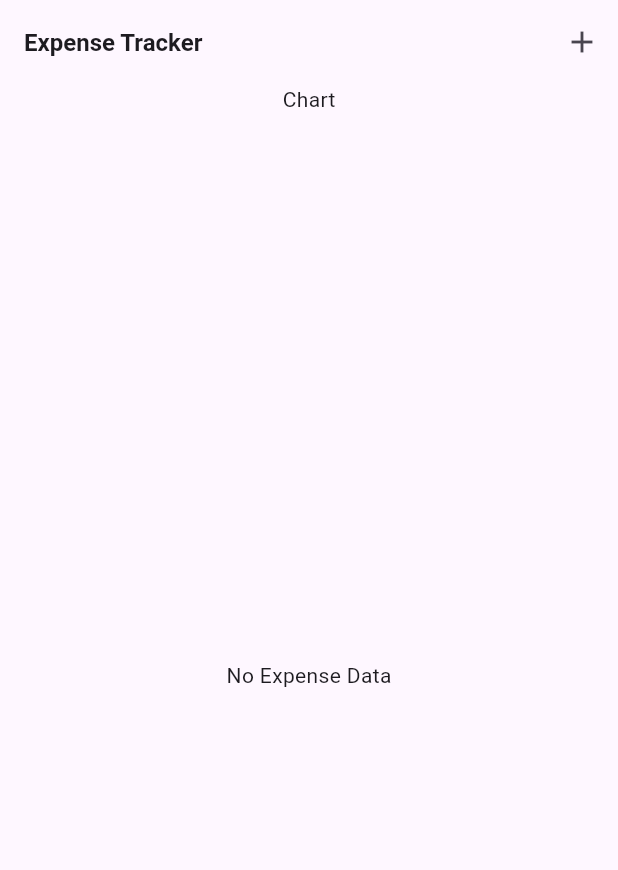
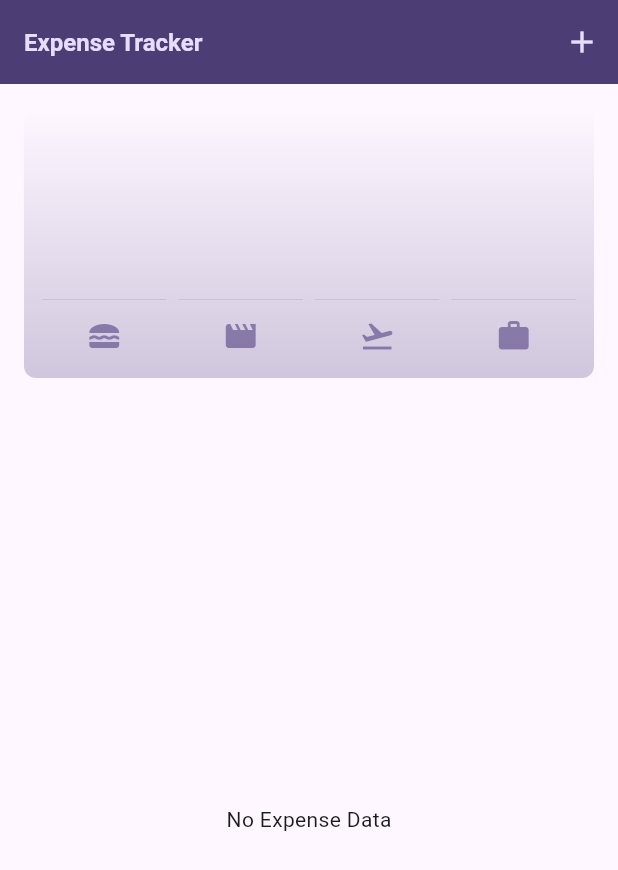
Before and after one commit to amaljithkthomas/expense_tracker, a Flutter app: the screen it shows after launch, on a phone screen of 412 x 824 dp. Shown: the top 870 px of the screen. Run offline on Flutter 3.47's test engine with Material 3 defaults, Android fonts, the phone set to English and light mode, and no system bars.

Commit message:
expense tracker completed

```diff
--- /dev/null
+++ b/lib/constants.dart
@@ -0,0 +1,11 @@
+import 'package:flutter/material.dart';
+
+class Constants {
+  static final ColorScheme cScheme = ColorScheme.fromSeed(
+    seedColor: const Color.fromARGB(255, 96, 59, 181),
+  );
+  static final ColorScheme cDarkScheme = ColorScheme.fromSeed(
+    brightness: Brightness.dark,
+    seedColor: const Color.fromARGB(255, 5, 99, 125),
+  );
+}
--- a/lib/expenses.dart
+++ b/lib/expenses.dart
@@ -1,3 +1,4 @@
+import 'package:expense_tracker/widget/chart.dart';
 import 'package:expense_tracker/widget/expense_list.dart';
 import 'package:expense_tracker/model/expense_model.dart';
 import 'package:expense_tracker/widget/new_expense.dart';
@@ -45,6 +46,7 @@ class _ExpenseState extends State<Expense> {
     setState(() {
       expenseList.remove(expenseModel);
     });
+    ScaffoldMessenger.of(context).clearSnackBars();
     ScaffoldMessenger.of(context).showSnackBar(
       SnackBar(
         duration: const Duration(seconds: 4),
@@ -66,10 +68,10 @@ class _ExpenseState extends State<Expense> {
       appBar: AppBar(
         title: const Text(
           'Expense Tracker',
-          style: TextStyle(
-            fontWeight: FontWeight.bold,
-            fontSize: 16,
-          ),
+          // style: TextStyle(
+          //   fontWeight: FontWeight.bold,
+          //   fontSize: 16,
+          // ),
         ),
         actions: [
           IconButton(
@@ -80,7 +82,7 @@ class _ExpenseState extends State<Expense> {
       ),
       body: Column(
         children: [
-          const Text('Chart'),
+          Chart(expenses: expenseList),
           Expanded(
             child: expenseList.isEmpty
                 ? const Center(
--- a/lib/main.dart
+++ b/lib/main.dart
@@ -1,3 +1,4 @@
+import 'package:expense_tracker/constants.dart';
 import 'package:expense_tracker/expenses.dart';
 import 'package:flutter/material.dart';
 
@@ -11,7 +12,43 @@ class MyApp extends StatelessWidget {
   @override
   Widget build(BuildContext context) {
     return MaterialApp(
-      theme: ThemeData(useMaterial3: true),
+      darkTheme: ThemeData.dark().copyWith(
+        colorScheme: Constants.cDarkScheme,
+        cardTheme: const CardTheme().copyWith(
+          color: Constants.cDarkScheme.secondaryContainer,
+          margin: const EdgeInsets.symmetric(
+            vertical: 8,
+            horizontal: 16,
+          ),
+        ),
+      ),
+      theme: ThemeData().copyWith(
+        colorScheme: Constants.cScheme,
+        appBarTheme: AppBarTheme(
+          backgroundColor: Constants.cScheme.onPrimaryContainer,
+          foregroundColor: Constants.cScheme.primaryContainer,
+        ),
+        cardTheme: const CardTheme().copyWith(
+          color: Constants.cScheme.secondaryContainer,
+          margin: const EdgeInsets.symmetric(
+            vertical: 8,
+            horizontal: 16,
+          ),
+        ),
+        elevatedButtonTheme: ElevatedButtonThemeData(
+          style: ElevatedButton.styleFrom(
+            backgroundColor: Constants.cScheme.primaryContainer,
+          ),
+        ),
+        textTheme: ThemeData().textTheme.copyWith(
+              titleLarge: ThemeData().textTheme.titleLarge?.copyWith(
+                    fontWeight: FontWeight.bold,
+                    fontSize: 16,
+                    color: Constants.cScheme.onSecondaryContainer,
+                  ),
+            ),
+      ),
+      themeMode: ThemeMode.system,
       home: const Expense(),
     );
   }
--- a/lib/model/expense_model.dart
+++ b/lib/model/expense_model.dart
@@ -48,3 +48,28 @@ class ExpenseModel {
     return formatter.format(date);
   }
 }
+
+class ExpenseBucket {
+  final Category category;
+  final List<ExpenseModel> expenses;
+  ExpenseBucket({
+    required this.category,
+    required this.expenses,
+  });
+
+  ExpenseBucket.forCategory({
+    required List<ExpenseModel> allExpenses,
+    required this.category,
+  }) : expenses = allExpenses
+            .where((element) => element.category == category)
+            .toList();
+
+  double get totalExpenses {
+    double sum = 0;
+    for (final item in expenses) {
+      sum = sum + item.amount;
+    }
+    print(sum);
+    return sum;
+  }
+}
--- /dev/null
+++ b/lib/widget/chart.dart
@@ -0,0 +1,99 @@
+import 'package:expense_tracker/model/expense_model.dart';
+import 'package:expense_tracker/widget/chartbar.dart';
+import 'package:flutter/material.dart';
+
+class Chart extends StatelessWidget {
+  const Chart({
+    super.key,
+    required this.expenses,
+  });
+
+  final List<ExpenseModel> expenses;
+
+  List<ExpenseBucket> get buckets {
+    return [
+      ExpenseBucket.forCategory(category: Category.food, allExpenses: expenses),
+      ExpenseBucket.forCategory(
+          category: Category.leisure, allExpenses: expenses),
+      ExpenseBucket.forCategory(
+          category: Category.travel, allExpenses: expenses),
+      ExpenseBucket.forCategory(category: Category.work, allExpenses: expenses),
+    ];
+  }
+
+  double get maxTotalExpense {
+    double maxTotalExpense = 0;
+
+    for (final bucket in buckets) {
+      if (bucket.totalExpenses > maxTotalExpense) {
+        maxTotalExpense = bucket.totalExpenses;
+      }
+    }
+
+    return maxTotalExpense;
+  }
+
+  @override
+  Widget build(BuildContext context) {
+    final isDarkMode =
+        MediaQuery.of(context).platformBrightness == Brightness.dark;
+    return Container(
+      margin: const EdgeInsets.all(16),
+      padding: const EdgeInsets.symmetric(
+        vertical: 16,
+        horizontal: 8,
+      ),
+      width: double.infinity,
+      height: 180,
+      decoration: BoxDecoration(
+        borderRadius: BorderRadius.circular(8),
+        gradient: LinearGradient(
+          colors: [
+            Theme.of(context).colorScheme.primary.withOpacity(0.3),
+            Theme.of(context).colorScheme.primary.withOpacity(0.0)
+          ],
+          begin: Alignment.bottomCenter,
+          end: Alignment.topCenter,
+        ),
+      ),
+      child: Column(
+        children: [
+          Expanded(
+            child: Row(
+              crossAxisAlignment: CrossAxisAlignment.end,
+              children: [
+                for (final bucket in buckets) // alternative to map()
+                  ChartBar(
+                    fill: bucket.totalExpenses == 0
+                        ? 0.001
+                        : bucket.totalExpenses / maxTotalExpense,
+                  )
+              ],
+            ),
+          ),
+          const SizedBox(height: 12),
+          Row(
+            children: buckets
+                .map(
+                  (bucket) => Expanded(
+                    child: Padding(
+                      padding: const EdgeInsets.symmetric(horizontal: 4),
+                      child: Icon(
+                        bucket.category.categoryIcon,
+                        color: isDarkMode
+                            ? Theme.of(context).colorScheme.secondary
+                            : Theme.of(context)
+                                .colorScheme
+                                .primary
+                                .withOpacity(0.7),
+                      ),
+                    ),
+                  ),
+                )
+                .toList(),
+          )
+        ],
+      ),
+    );
+  }
+}
--- /dev/null
+++ b/lib/widget/chartbar.dart
@@ -0,0 +1,34 @@
+import 'package:flutter/material.dart';
+
+class ChartBar extends StatelessWidget {
+  const ChartBar({
+    super.key,
+    required this.fill,
+  });
+
+  final double fill;
+
+  @override
+  Widget build(BuildContext context) {
+    final isDarkMode =
+        MediaQuery.of(context).platformBrightness == Brightness.dark;
+    return Expanded(
+      child: Padding(
+        padding: const EdgeInsets.symmetric(horizontal: 4),
+        child: FractionallySizedBox(
+          heightFactor: fill,
+          child: DecoratedBox(
+            decoration: BoxDecoration(
+              shape: BoxShape.rectangle,
+              borderRadius:
+                  const BorderRadius.vertical(top: Radius.circular(8)),
+              color: isDarkMode
+                  ? Theme.of(context).colorScheme.secondary
+                  : Theme.of(context).colorScheme.primary.withOpacity(0.65),
+            ),
+          ),
+        ),
+      ),
+    );
+  }
+}
--- a/lib/widget/expense_card.dart
+++ b/lib/widget/expense_card.dart
@@ -11,6 +11,7 @@ class ExpenseCard extends StatelessWidget {
 
   @override
   Widget build(BuildContext context) {
+    final theme = Theme.of(context);
     return Card(
       child: Padding(
         padding: const EdgeInsets.symmetric(
@@ -22,7 +23,7 @@ class ExpenseCard extends StatelessWidget {
           children: [
             Text(
               expenseData.title,
-              style: const TextStyle(fontWeight: FontWeight.bold),
+              style: theme.textTheme.titleLarge,
             ),
             const SizedBox(
               height: 8,
--- a/lib/widget/expense_list.dart
+++ b/lib/widget/expense_list.dart
@@ -14,8 +14,23 @@ class ExpenseList extends StatelessWidget {
 
   @override
   Widget build(BuildContext context) {
+    final theme = Theme.of(context);
     return ListView.builder(
       itemBuilder: (context, index) => Dismissible(
+        background: Padding(
+          padding: const EdgeInsets.all(8.0),
+          child: ColoredBox(
+            color: theme.colorScheme.error,
+            child: Center(
+              child: Text(
+                'Delete',
+                style: theme.textTheme.titleLarge?.copyWith(
+                  color: Colors.white,
+                ),
+              ),
+            ),
+          ),
+        ),
         onDismissed: (direction) {
           deleteItem(expenseModel: expenseList[index]);
         },
```
